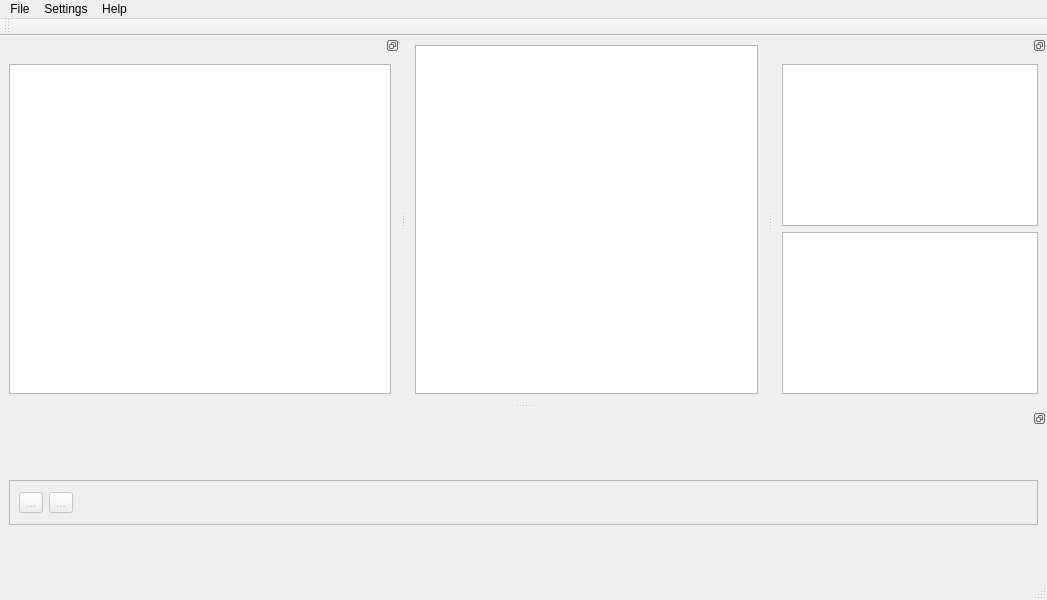
Qt form mainwindow.ui (ArashMassoudieh/SedSat3) before a commit.
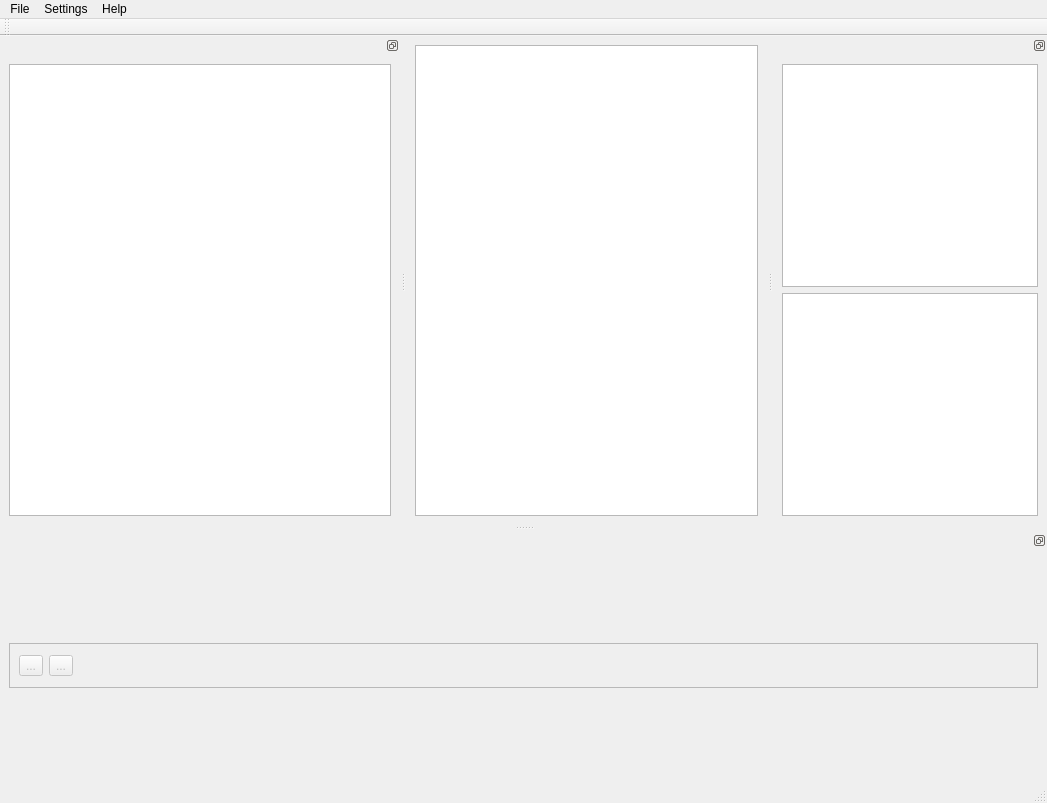
The same form after that commit.

The edit to the form file:
```diff
--- a/mainwindow.ui
+++ b/mainwindow.ui
@@ -7,7 +7,7 @@
     <x>0</x>
     <y>0</y>
     <width>1047</width>
-    <height>600</height>
+    <height>803</height>
    </rect>
   </property>
   <property name="windowTitle">
@@ -80,7 +80,7 @@
    <property name="minimumSize">
     <size>
      <width>300</width>
-     <height>169</height>
+     <height>250</height>
     </size>
    </property>
    <property name="floating">
@@ -161,7 +161,7 @@
    <property name="minimumSize">
     <size>
      <width>400</width>
-     <height>111</height>
+     <height>300</height>
     </size>
    </property>
    <property name="features">
```
Left out of the diff: 2 changed lines with no effect on the pictures.
